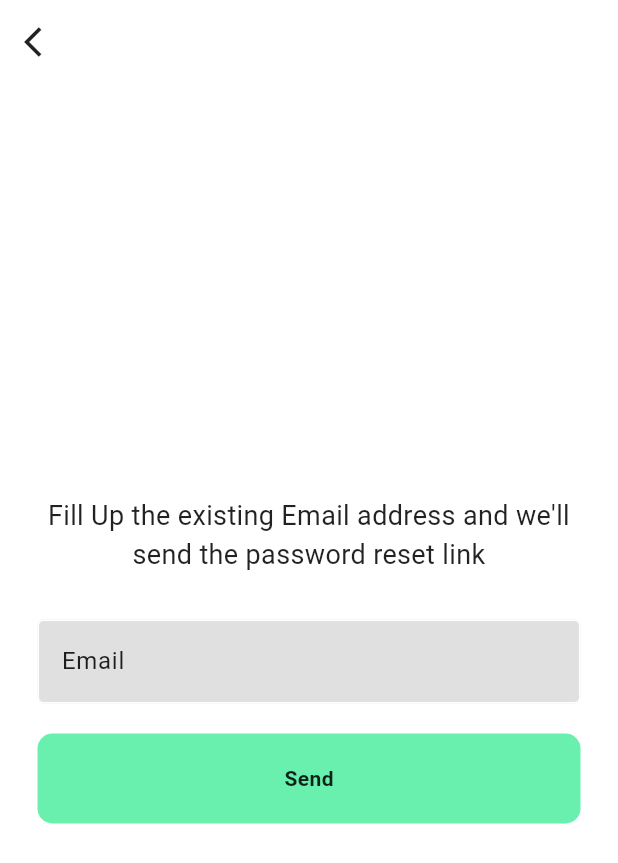
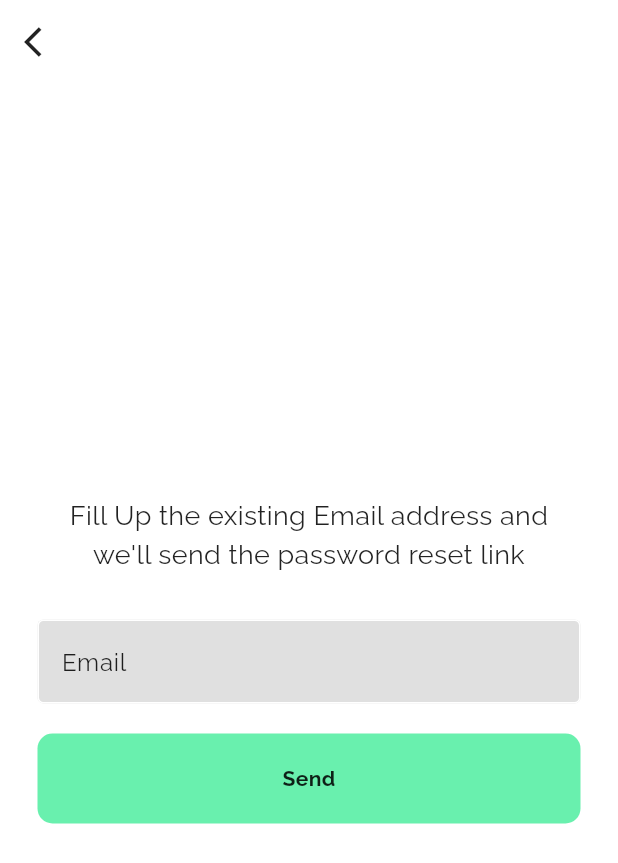
Before and after one commit to LyNNxMooon/Chatting-App, a Flutter app: the screen it shows after launch, after a tap on "Forgot Password?", on a phone screen of 412 x 824 dp. Shown: the top 863 px of the screen. Run offline on Flutter 3.47's test engine with Material 3 defaults, Android fonts, the phone set to English and light mode, and no system bars; our stand-ins replace animated_splash_screen, cached_network_image, cloud_firestore, file_picker, firebase_auth, firebase_core and 7 more; missing offline and left inert: scan; accounts and stored records are empty.

Commit message:
updated font and success and error feedbacks

```diff
--- a/lib/constants/strings.dart
+++ b/lib/constants/strings.dart
@@ -11,3 +11,4 @@ const kPasswordResetTitleText =
 const kSuccessfulPasswordLinkSentText =
     "Check Your Email! We've sent the password reset link";
 const kChangeAvatarText = "Choose a photo to change your avatar";
+const kUpdateProfileSuccessText = "Successfully Updated Profile";
--- a/lib/main.dart
+++ b/lib/main.dart
@@ -74,7 +74,8 @@ class SplashScreenWidget extends StatelessWidget {
                 style: TextStyle(
                     fontSize: kFontSize16x,
                     fontWeight: FontWeight.bold,
-                    color: kComponentColor),
+                    color: kComponentColor,
+                    fontFamily: "Raleway"),
               ),
               Gap(kSP5x),
               Text(
@@ -82,7 +83,8 @@ class SplashScreenWidget extends StatelessWidget {
                 style: TextStyle(
                     color: kSecondaryColor,
                     fontSize: kFontSize18x,
-                    fontWeight: FontWeight.bold),
+                    fontWeight: FontWeight.bold,
+                    fontFamily: "Raleway"),
               )
             ],
           )
--- a/lib/pages/home_page.dart
+++ b/lib/pages/home_page.dart
@@ -36,7 +36,8 @@ class HomePage extends StatelessWidget {
             style: TextStyle(
                 color: kAppBarComponentColor,
                 fontWeight: FontWeight.bold,
-                fontSize: kFontSize24x),
+                fontSize: kFontSize24x,
+                fontFamily: "Raleway"),
           ),
           toolbarHeight: kSP70x,
           actions: [
@@ -147,7 +148,8 @@ class UserItemView extends StatelessWidget {
             style: TextStyle(
                 fontWeight: FontWeight.bold,
                 fontSize: kFontSize16x,
-                color: kComponentColor),
+                color: kComponentColor,
+                fontFamily: "Raleway"),
           ),
         ],
       ),
--- a/lib/pages/login_page.dart
+++ b/lib/pages/login_page.dart
@@ -46,7 +46,8 @@ class LoginPage extends StatelessWidget {
                     style: TextStyle(
                         fontSize: kFontSize20x,
                         fontWeight: FontWeight.bold,
-                        color: Theme.of(context).colorScheme.secondary),
+                        color: Theme.of(context).colorScheme.secondary,
+                        fontFamily: "Raleway"),
                   ),
                   const Gap(kSP30x),
                   TextFieldWidget(
@@ -62,15 +63,13 @@ class LoginPage extends StatelessWidget {
                     mainAxisAlignment: MainAxisAlignment.end,
                     children: [
                       TextButton(
-                          onPressed: () => Navigator.push(
-                              context,
-                              MaterialPageRoute(
-                                builder: (context) => PasswordResetPage(),
-                              )),
+                          onPressed: () => context
+                              .navigateWithReplacement(PasswordResetPage()),
                           child: Text(
                             "Forgot Password?",
                             style: TextStyle(
-                                color: Theme.of(context).colorScheme.secondary),
+                                color: Theme.of(context).colorScheme.secondary,
+                                fontFamily: "Raleway"),
                           ))
                     ],
                   ),
@@ -104,8 +103,8 @@ class LoginPage extends StatelessWidget {
                       Text(
                         kRegisterNavigationText,
                         style: TextStyle(
-                          color: Theme.of(context).colorScheme.secondary,
-                        ),
+                            color: Theme.of(context).colorScheme.secondary,
+                            fontFamily: "Raleway"),
                       ),
                       const Gap(kSP10x),
                       GestureDetector(
@@ -115,7 +114,8 @@ class LoginPage extends StatelessWidget {
                           "Register",
                           style: TextStyle(
                               fontWeight: FontWeight.bold,
-                              color: kSecondaryColor),
+                              color: kSecondaryColor,
+                              fontFamily: "Raleway"),
                         ),
                       )
                     ],
--- a/lib/pages/password_reset_page.dart
+++ b/lib/pages/password_reset_page.dart
@@ -1,5 +1,6 @@
 import 'package:chatting_app/constants/dimension.dart';
 import 'package:chatting_app/constants/strings.dart';
+import 'package:chatting_app/pages/auth_page.dart';
 import 'package:chatting_app/utils/extension.dart';
 import 'package:chatting_app/widgets/button_widget.dart';
 import 'package:chatting_app/widgets/text_field_widget.dart';
@@ -50,7 +51,7 @@ class _PasswordResetPageState extends State<PasswordResetPage> {
         backgroundColor: Theme.of(context).colorScheme.primary,
         elevation: 0,
         leading: GestureDetector(
-          onTap: () => context.navigateBack(),
+          onTap: () => context.navigateWithReplacement(AuthPage()),
           child: Icon(
             Icons.arrow_back_ios,
             color: Theme.of(context).colorScheme.secondary,
@@ -67,7 +68,8 @@ class _PasswordResetPageState extends State<PasswordResetPage> {
                 kPasswordResetTitleText,
                 style: TextStyle(
                     color: Theme.of(context).colorScheme.secondary,
-                    fontSize: kFontSize18x),
+                    fontSize: kFontSize18x,
+                    fontFamily: "Raleway"),
                 textAlign: TextAlign.center,
               ),
               const Gap(kSP30x),
--- a/lib/pages/qr_page.dart
+++ b/lib/pages/qr_page.dart
@@ -42,7 +42,8 @@ class QRPage extends StatelessWidget {
               style: TextStyle(
                   color: kAppBarComponentColor,
                   fontWeight: FontWeight.bold,
-                  fontSize: kFontSize24x),
+                  fontSize: kFontSize24x,
+                  fontFamily: "Raleway"),
             ),
             toolbarHeight: kSP70x,
             actions: [
--- a/lib/widgets/button_widget.dart
+++ b/lib/widgets/button_widget.dart
@@ -21,7 +21,9 @@ class ButtonWidget extends StatelessWidget {
           child: Text(
             text,
             style: const TextStyle(
-                color: kComponentColor, fontWeight: FontWeight.bold),
+                color: kComponentColor,
+                fontWeight: FontWeight.bold,
+                fontFamily: "Raleway"),
           ),
         ),
       ),
--- a/lib/widgets/text_field_widget.dart
+++ b/lib/widgets/text_field_widget.dart
@@ -17,7 +17,7 @@ class TextFieldWidget extends StatelessWidget {
     return TextField(
       controller: controller,
       obscureText: isObscureText,
-      style: TextStyle(color: kComponentColor),
+      style: TextStyle(color: kComponentColor, fontFamily: "Raleway"),
       decoration: InputDecoration(
           hintText: hintText,
           enabledBorder: OutlineInputBorder(
@@ -30,7 +30,8 @@ class TextFieldWidget extends StatelessWidget {
           )),
           fillColor: kTextFieldsFillColor,
           filled: true,
-          hintStyle: const TextStyle(color: kComponentColor)),
+          hintStyle:
+              const TextStyle(color: kComponentColor, fontFamily: "Raleway")),
     );
   }
 }
```
Also changed, not shown: lib/pages/chat_list_page.dart (+9 -7 lines), lib/pages/chat_page.dart (+7 -4 lines), lib/pages/register_page.dart (+6 -3 lines), lib/widgets/dialog_widget.dart (+8 -4 lines), lib/widgets/drawer_widget.dart (+24 -7 lines), lib/widgets/error_widget.dart (+4 -4 lines), lib/widgets/message_input_field.dart (+6 -2 lines), pubspec.yaml (+6 -5 lines), assets/fonts/Raleway-Black.ttf (added), assets/fonts/Raleway-Bold.ttf (added), assets/fonts/Raleway-Regular.ttf (added).
